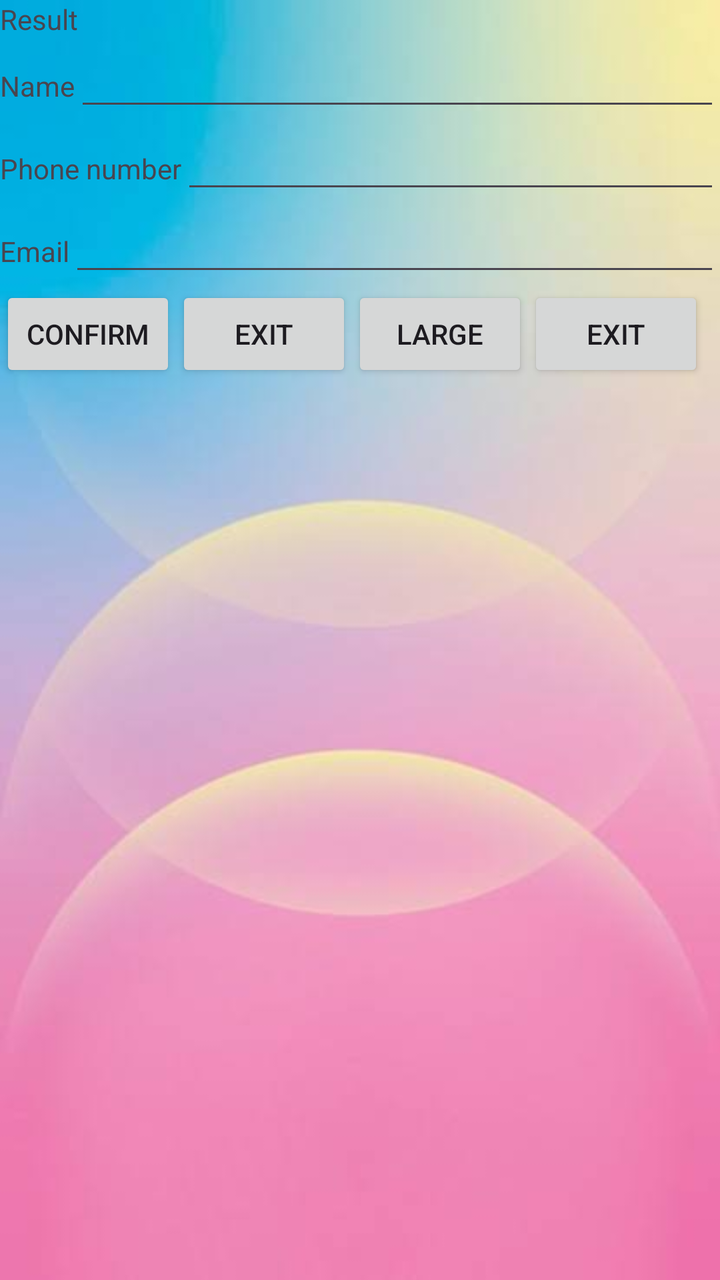
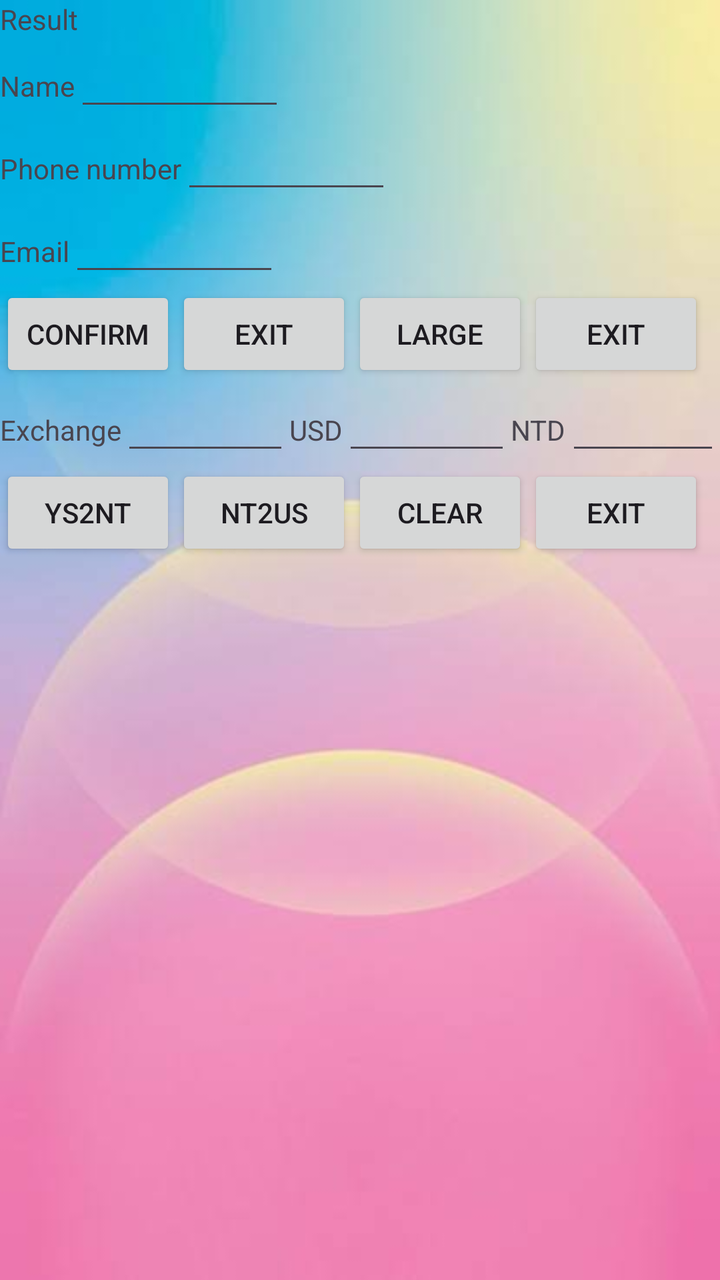

Compare the two renders of this Android layout. The source of the first and the diff that turns it into the second are given below.
<!-- AndroidManifest.xml: application theme Theme.N214410101_tku -->
<!-- res/layout/activity_main.xml -->
<?xml version="1.0" encoding="utf-8"?>
<LinearLayout xmlns:android="http://schemas.android.com/apk/res/android"
    xmlns:app="http://schemas.android.com/apk/res-auto"
    xmlns:tools="http://schemas.android.com/tools"
    android:id="@+id/main"
    android:layout_width="match_parent"
    android:layout_height="match_parent"
    android:background="@drawable/a1"
    android:orientation="vertical"
    tools:context=".MainActivity">

    
    <TextView
        android:id="@+id/result"
        android:layout_width="match_parent"
        android:layout_height="wrap_content"
        android:text="@string/res" />

    <LinearLayout
        android:layout_width="match_parent"
        android:layout_height="wrap_content"
        android:orientation="horizontal">
        <TextView
            android:layout_width="wrap_content"
            android:layout_height="wrap_content"
            android:text="@string/n1" />

        <EditText
            android:id="@+id/ed_name"
            android:layout_width="match_parent"
            android:layout_height="wrap_content"
            android:ems="10"
            android:inputType="text"
            android:text="" />
    </LinearLayout>

    
    <LinearLayout
        android:layout_width="match_parent"
        android:layout_height="wrap_content"
        android:orientation="horizontal">
        <TextView
            android:id="@+id/textView"
            android:layout_width="wrap_content"
            android:layout_height="wrap_content"
            android:text="@string/n2" />

        <EditText
            android:id="@+id/ed_phone"
            android:layout_width="match_parent"
            android:layout_height="wrap_content"
            android:ems="10"
            android:inputType="text"
            android:text="" />
    </LinearLayout>

    
    <LinearLayout
        android:layout_width="match_parent"
        android:layout_height="wrap_content"
        android:orientation="horizontal">
        <TextView
            android:id="@+id/textView2"
            android:layout_width="wrap_content"
            android:layout_height="wrap_content"
            android:text="@string/n3" />

        <EditText
            android:id="@+id/ed_mail"
            android:layout_width="match_parent"
            android:layout_height="wrap_content"
            android:ems="10"
            android:inputType="text"
            android:text="" />
    </LinearLayout>

    <LinearLayout
        android:layout_width="match_parent"
        android:layout_height="match_parent"
        android:orientation="horizontal"
        >

        <Button
            android:id="@+id/button"
            android:layout_width="wrap_content"
            android:layout_height="wrap_content"
            android:onClick="sure"
            android:text="@string/su" />

        <Button
            android:id="@+id/button2"
            android:layout_width="wrap_content"
            android:layout_height="wrap_content"
            android:onClick="end"
            android:text="@string/ex" />

        <Button
            android:id="@+id/button3"
            android:layout_width="wrap_content"
            android:layout_height="wrap_content"
            android:onClick="large"
            android:text="@string/en" />

        <Button
            android:id="@+id/button4"
            android:layout_width="wrap_content"
            android:layout_height="wrap_content"
            android:onClick="small"
            android:text="@string/sh" />
    </LinearLayout>

    










</LinearLayout>
<!-- resources referenced by this layout -->
<resources>
  <!-- drawable a1: jpg bitmap (drawable, 8118 bytes) -->
  <string name="en">Large</string>
  <string name="ex">Exit</string>
  <string name="n1">Name</string>
  <string name="n2">Phone number</string>
  <string name="n3">Email</string>
  <string name="res">Result</string>
  <string name="sh">Exit</string>
  <string name="su">Confirm</string>
  <style name="Theme.N214410101_tku" parent="Base.Theme.N214410101_tku" />
  <style name="Base.Theme.N214410101_tku" parent="Theme.Material3.DayNight.NoActionBar">
          
          
      </style>
</resources>

<!-- the commit's change to res/layout/activity_main.xml (unified diff, before → after) -->
@@ -17,7 +17,7 @@
         android:text="@string/res" />
 
     <LinearLayout
-        android:layout_width="match_parent"
+        android:layout_width="wrap_content"
         android:layout_height="wrap_content"
         android:orientation="horizontal">
         <TextView
@@ -29,14 +29,14 @@
             android:id="@+id/ed_name"
             android:layout_width="match_parent"
             android:layout_height="wrap_content"
-            android:ems="10"
+            android:ems="5"
             android:inputType="text"
             android:text="" />
     </LinearLayout>
 
     
     <LinearLayout
-        android:layout_width="match_parent"
+        android:layout_width="wrap_content"
         android:layout_height="wrap_content"
         android:orientation="horizontal">
         <TextView
@@ -49,14 +49,14 @@
             android:id="@+id/ed_phone"
             android:layout_width="match_parent"
             android:layout_height="wrap_content"
-            android:ems="10"
-            android:inputType="text"
-            android:text="" />
-    </LinearLayout>
-
-    
-    <LinearLayout
-        android:layout_width="match_parent"
+            android:ems="5"
+            android:inputType="phone"
+            android:text="" />
+    </LinearLayout>
+
+    
+    <LinearLayout
+        android:layout_width="wrap_content"
         android:layout_height="wrap_content"
         android:orientation="horizontal">
         <TextView
@@ -69,44 +69,126 @@
             android:id="@+id/ed_mail"
             android:layout_width="match_parent"
             android:layout_height="wrap_content"
-            android:ems="10"
-            android:inputType="text"
-            android:text="" />
-    </LinearLayout>
-
+            android:inputType="textEmailAddress"
+            android:ems="5"
+            android:text="" />
+    </LinearLayout>
+
+    
+    <LinearLayout
+        android:layout_width="match_parent"
+        android:layout_height="wrap_content"
+        android:orientation="horizontal"
+        >
+
+        <Button
+            android:id="@+id/b_su"
+            android:layout_width="wrap_content"
+            android:layout_height="wrap_content"
+            android:text="@string/su" />
+
+        <Button
+            android:id="@+id/b_exit"
+            android:layout_width="wrap_content"
+            android:layout_height="wrap_content"
+            android:text="@string/ex" />
+
+        <Button
+            android:id="@+id/b_la"
+            android:layout_width="wrap_content"
+            android:layout_height="wrap_content"
+            android:text="@string/en" />
+
+        <Button
+            android:id="@+id/b_sm"
+            android:layout_width="wrap_content"
+            android:layout_height="wrap_content"
+            android:text="@string/sh" />
+
+    </LinearLayout>
+
+    
+    <LinearLayout
+        android:layout_width="wrap_content"
+        android:layout_height="wrap_content"
+        android:orientation="horizontal">
+
+        <TextView
+            android:id="@+id/textView4"
+            android:layout_width="wrap_content"
+            android:layout_height="wrap_content"
+            android:text="@string/exg" />
+
+        
+        <EditText
+            android:id="@+id/ed_exg"
+            android:layout_width="wrap_content"
+            android:layout_height="wrap_content"
+            android:ems="4"
+            android:inputType="numberDecimal"
+            android:text="" />
+
+        <TextView
+            android:id="@+id/textView5"
+            android:layout_width="wrap_content"
+            android:layout_height="wrap_content"
+            android:text="@string/us" />
+
+        
+        <EditText
+            android:id="@+id/ed_us"
+            android:layout_width="wrap_content"
+            android:layout_height="wrap_content"
+            android:ems="4"
+            android:inputType="numberDecimal"
+            android:text="" />
+
+        <TextView
+            android:id="@+id/textView6"
+            android:layout_width="wrap_content"
+            android:layout_height="wrap_content"
+            android:text="@string/nt" />
+
+        
+        <EditText
+            android:id="@+id/ed_nt"
+            android:layout_width="wrap_content"
+            android:layout_height="wrap_content"
+            android:ems="4"
+            android:inputType="numberDecimal"
+            android:text="" />
+
+    </LinearLayout>
+
+    
     <LinearLayout
         android:layout_width="match_parent"
         android:layout_height="match_parent"
-        android:orientation="horizontal"
-        >
-
-        <Button
-            android:id="@+id/button"
-            android:layout_width="wrap_content"
-            android:layout_height="wrap_content"
-            android:onClick="sure"
-            android:text="@string/su" />
-
-        <Button
-            android:id="@+id/button2"
-            android:layout_width="wrap_content"
-            android:layout_height="wrap_content"
-            android:onClick="end"
+        android:orientation="horizontal">
+
+        <Button
+            android:id="@+id/b_u2n"
+            android:layout_width="wrap_content"
+            android:layout_height="wrap_content"
+            android:text="@string/u2n" />
+
+        <Button
+            android:id="@+id/b_n2u"
+            android:layout_width="wrap_content"
+            android:layout_height="wrap_content"
+            android:text="@string/n2u" />
+
+        <Button
+            android:id="@+id/b_cls"
+            android:layout_width="wrap_content"
+            android:layout_height="wrap_content"
+            android:text="@string/cls" />
+
+        <Button
+            android:id="@+id/b_ex"
+            android:layout_width="wrap_content"
+            android:layout_height="wrap_content"
             android:text="@string/ex" />
-
-        <Button
-            android:id="@+id/button3"
-            android:layout_width="wrap_content"
-            android:layout_height="wrap_content"
-            android:onClick="large"
-            android:text="@string/en" />
-
-        <Button
-            android:id="@+id/button4"
-            android:layout_width="wrap_content"
-            android:layout_height="wrap_content"
-            android:onClick="small"
-            android:text="@string/sh" />
     </LinearLayout>
 
     
<!-- resource entries referenced after the edit -->
@@ -1,14 +1,20 @@
 <!-- resources referenced by this layout -->
 <resources>
   <!-- drawable a1: jpg bitmap (drawable, 8118 bytes) -->
+  <string name="cls">Clear</string>
   <string name="en">Large</string>
   <string name="ex">Exit</string>
+  <string name="exg">Exchange</string>
   <string name="n1">Name</string>
   <string name="n2">Phone number</string>
+  <string name="n2u">NT2US</string>
   <string name="n3">Email</string>
+  <string name="nt">NTD</string>
   <string name="res">Result</string>
   <string name="sh">Exit</string>
   <string name="su">Confirm</string>
+  <string name="u2n">YS2NT</string>
+  <string name="us">USD</string>
   <style name="Theme.N214410101_tku" parent="Base.Theme.N214410101_tku" />
   <style name="Base.Theme.N214410101_tku" parent="Theme.Material3.DayNight.NoActionBar">
           
